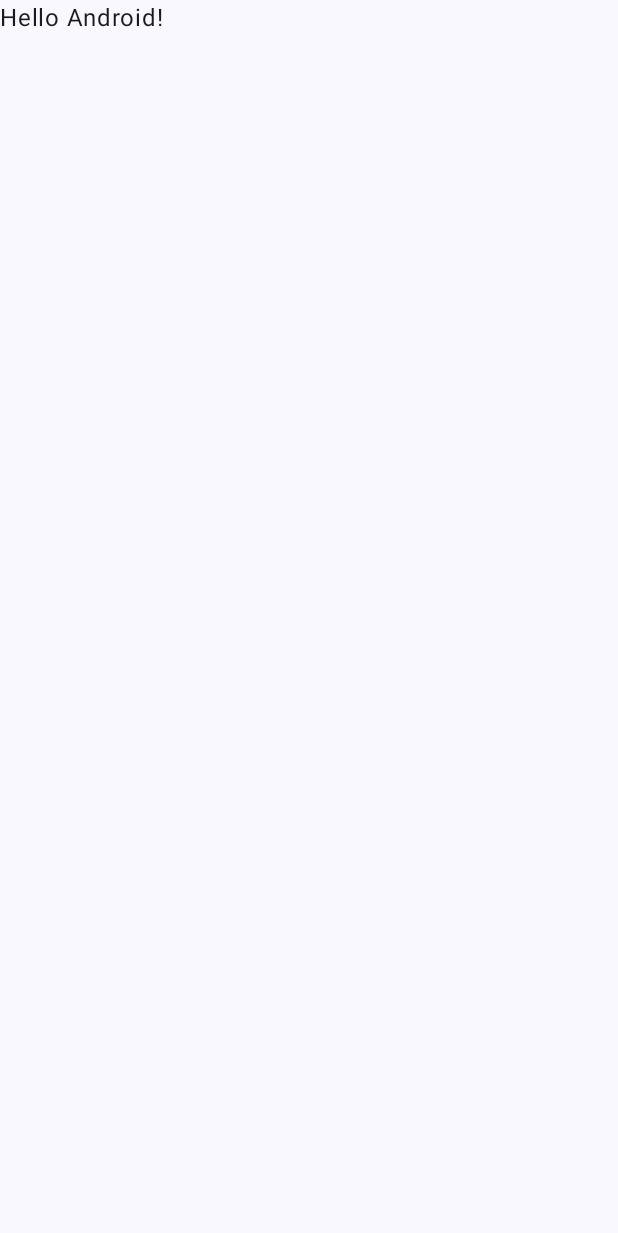
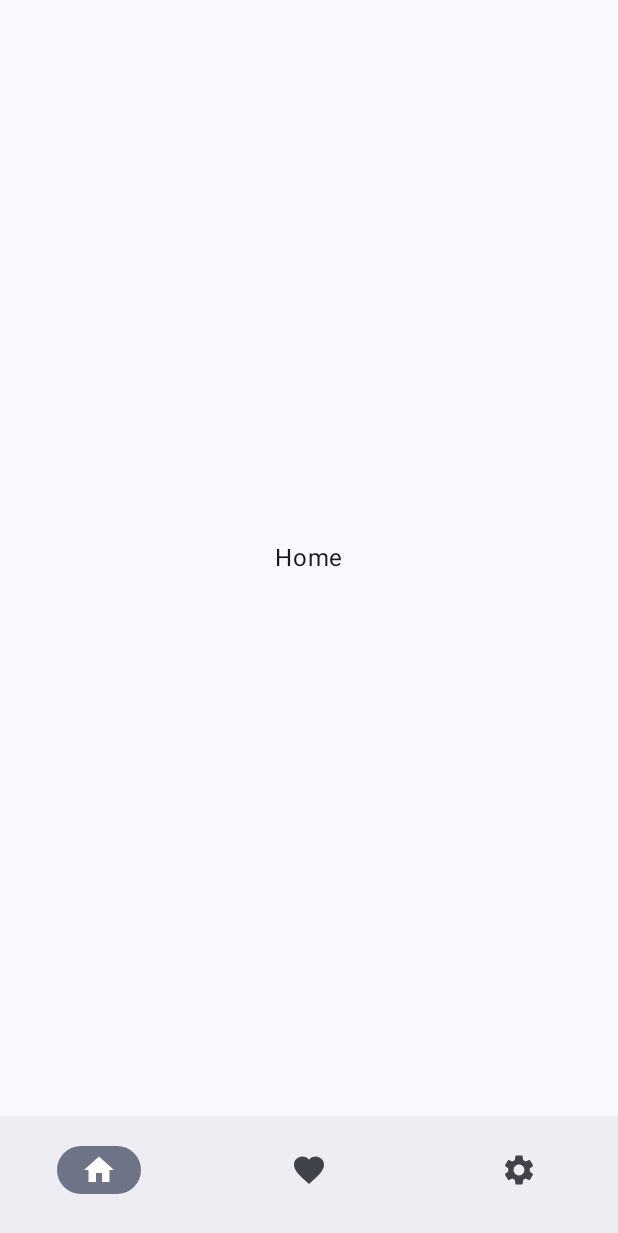
Before and after one commit to adhithya90/ComposeLayouts, an Android app built with Jetpack Compose: the screen it shows after launch (MainActivity), on a phone screen of 412 x 824 dp. Before the commit the part shown is almost empty. Shown: the top 1233 px of the screen. Run offline under Robolectric (Android 15) with nearby library versions, the phone set to English and light mode, and no system bars; our stand-ins replace navigation suite.

Commit message:
added material adaptive layouts

```diff
--- a/app/build.gradle.kts
+++ b/app/build.gradle.kts
@@ -58,5 +58,11 @@ dependencies {
     debugImplementation(libs.androidx.ui.tooling)
     debugImplementation(libs.androidx.ui.test.manifest)
 
+    implementation(libs.adaptive.android)
+
+
+    implementation(libs.androidx.compose.material3.adaptive.navigation.suite)
+    implementation(libs.androidx.compose.material3.adaptive.navigation)
+
 
 }
--- /dev/null
+++ b/app/src/main/java/com/example/composelayouts/Layouts/MaterialAdaptiveScaffold.kt
@@ -0,0 +1,73 @@
+package com.example.composelayouts.Layouts
+
+import androidx.compose.foundation.layout.Box
+import androidx.compose.foundation.layout.fillMaxSize
+import androidx.compose.foundation.layout.padding
+import androidx.compose.material.icons.Icons
+import androidx.compose.material.icons.filled.Favorite
+import androidx.compose.material.icons.filled.Home
+import androidx.compose.material.icons.filled.Settings
+import androidx.compose.material3.Icon
+import androidx.compose.material3.Scaffold
+import androidx.compose.material3.Text
+import androidx.compose.material3.adaptive.navigationsuite.NavigationSuiteScaffold
+import androidx.compose.runtime.Composable
+import androidx.compose.runtime.getValue
+import androidx.compose.runtime.mutableIntStateOf
+import androidx.compose.runtime.remember
+import androidx.compose.runtime.setValue
+import androidx.compose.ui.Alignment
+import androidx.compose.ui.Modifier
+import androidx.compose.ui.graphics.vector.ImageVector
+import androidx.compose.ui.tooling.preview.Preview
+
+@Composable
+fun NavigationSuiteScaffoldDemo(modifier: Modifier = Modifier) {
+    Scaffold(modifier = Modifier.fillMaxSize()) { innerPadding ->
+        var selectedItemIndex by remember {
+            mutableIntStateOf(0)
+        }
+
+        NavigationSuiteScaffold(
+            navigationSuiteItems = {
+                Screen.entries.forEachIndexed { index, screen ->
+                    item(
+                        selected = index == selectedItemIndex,
+                        onClick = { selectedItemIndex = index },
+                        icon = { Icon(screen.icon, contentDescription = screen.title) },
+                        label = { screen.title }
+                    )
+                }
+            }
+        ) {
+            Box(
+                modifier = Modifier
+                    .padding(innerPadding)
+                    .fillMaxSize(),
+                contentAlignment = Alignment.Center
+
+            ) {
+                when (selectedItemIndex) {
+                    0 -> Text("Home")
+                    1 -> Text("Favorites")
+                    2 -> Text("Settings")
+                }
+            }
+
+        }
+
+    }
+}
+
+enum class Screen(val title: String, val icon: ImageVector) {
+    HOME("Home", Icons.Filled.Home),
+    FAVORITES("Favorites", Icons.Filled.Favorite),
+    SETTINGS("Settings", Icons.Filled.Settings),
+
+}
+
+@Preview(backgroundColor = 0XFFF, showBackground = true)
+@Composable
+private fun NavigationSuiteScaffoldDemo() {
+
+}
--- a/app/src/main/java/com/example/composelayouts/MainActivity.kt
+++ b/app/src/main/java/com/example/composelayouts/MainActivity.kt
@@ -4,13 +4,10 @@ import android.os.Bundle
 import androidx.activity.ComponentActivity
 import androidx.activity.compose.setContent
 import androidx.activity.enableEdgeToEdge
-import androidx.compose.foundation.layout.fillMaxSize
-import androidx.compose.foundation.layout.padding
-import androidx.compose.material3.Scaffold
-import androidx.compose.material3.Text
+
 import androidx.compose.runtime.Composable
-import androidx.compose.ui.Modifier
 import androidx.compose.ui.tooling.preview.Preview
+import com.example.composelayouts.Layouts.NavigationSuiteScaffoldDemo
 import com.example.composelayouts.ui.theme.ComposeLayoutsTheme
 
 class MainActivity : ComponentActivity() {
@@ -19,29 +16,16 @@ class MainActivity : ComponentActivity() {
         enableEdgeToEdge()
         setContent {
             ComposeLayoutsTheme {
-                Scaffold(modifier = Modifier.fillMaxSize()) { innerPadding ->
-                    Greeting(
-                        name = "Android",
-                        modifier = Modifier.padding(innerPadding)
-                    )
-                }
+                NavigationSuiteScaffoldDemo()
             }
         }
     }
-}
-
-@Composable
-fun Greeting(name: String, modifier: Modifier = Modifier) {
-    Text(
-        text = "Hello $name!",
-        modifier = modifier
-    )
 }
 
 @Preview(showBackground = true)
 @Composable
 fun GreetingPreview() {
     ComposeLayoutsTheme {
-        Greeting("Android")
+        NavigationSuiteScaffoldDemo()
     }
 }
```
Also changed, not shown: gradle/libs.versions.toml (+7 -0 lines).
